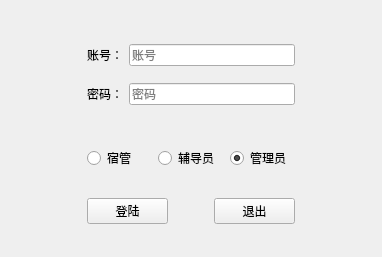
wo16pao/MS, file widget.ui: the form before one commit.
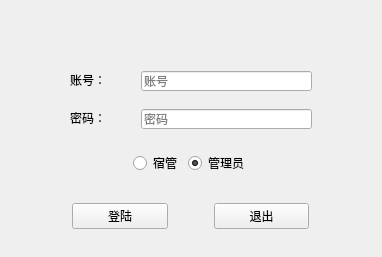
The form after the commit.

Patch:
```diff
--- a/widget.ui
+++ b/widget.ui
@@ -13,25 +13,15 @@
   <property name="windowTitle">
    <string>Widget</string>
   </property>
-  <layout class="QGridLayout" name="gridLayout_2">
-   <item row="0" column="0">
-    <spacer name="horizontalSpacer">
-     <property name="orientation">
-      <enum>Qt::Horizontal</enum>
-     </property>
-     <property name="sizeType">
-      <enum>QSizePolicy::Fixed</enum>
-     </property>
-     <property name="sizeHint" stdset="0">
-      <size>
-       <width>54</width>
-       <height>20</height>
-      </size>
-     </property>
-    </spacer>
-   </item>
-   <item row="0" column="1">
     <widget class="QWidget" name="widget" native="true">
+   <property name="geometry">
+    <rect>
+     <x>50</x>
+     <y>40</y>
+     <width>281</width>
+     <height>211</height>
+    </rect>
+   </property>
      <layout class="QVBoxLayout" name="verticalLayout">
       <item>
        <widget class="QWidget" name="widget_4" native="true">
@@ -41,16 +31,28 @@
           <verstretch>0</verstretch>
          </sizepolicy>
         </property>
-        <layout class="QGridLayout" name="gridLayout">
-         <item row="0" column="0">
           <widget class="QLabel" name="label">
+       <property name="geometry">
+        <rect>
+         <x>9</x>
+         <y>21</y>
+         <width>36</width>
+         <height>16</height>
+        </rect>
+       </property>
            <property name="text">
             <string>账号：</string>
            </property>
           </widget>
-         </item>
-         <item row="0" column="1">
           <widget class="QLineEdit" name="lineEdit_account">
+       <property name="geometry">
+        <rect>
+         <x>80</x>
+         <y>20</y>
+         <width>171</width>
+         <height>20</height>
+        </rect>
+       </property>
            <property name="sizePolicy">
             <sizepolicy hsizetype="Preferred" vsizetype="Fixed">
              <horstretch>6</horstretch>
@@ -61,16 +63,28 @@
             <string>账号</string>
            </property>
           </widget>
-         </item>
-         <item row="1" column="0">
           <widget class="QLabel" name="label_2">
+       <property name="geometry">
+        <rect>
+         <x>9</x>
+         <y>59</y>
+         <width>36</width>
+         <height>16</height>
+        </rect>
+       </property>
            <property name="text">
             <string>密码：</string>
            </property>
           </widget>
-         </item>
-         <item row="1" column="1">
           <widget class="QLineEdit" name="lineEdit_password">
+       <property name="geometry">
+        <rect>
+         <x>80</x>
+         <y>58</y>
+         <width>171</width>
+         <height>20</height>
+        </rect>
+       </property>
            <property name="echoMode">
             <enum>QLineEdit::Password</enum>
            </property>
@@ -78,8 +92,6 @@
             <string>密码</string>
            </property>
           </widget>
-         </item>
-        </layout>
        </widget>
       </item>
       <item>
@@ -91,8 +103,24 @@
          </sizepolicy>
         </property>
         <layout class="QHBoxLayout" name="horizontalLayout">
+       <item>
+        <spacer name="horizontalSpacer_4">
+         <property name="orientation">
+          <enum>Qt::Horizontal</enum>
+         </property>
+         <property name="sizeHint" stdset="0">
+          <size>
+           <width>40</width>
+           <height>20</height>
+          </size>
+         </property>
+        </spacer>
+       </item>
          <item>
           <widget class="QRadioButton" name="radioButton_aunt">
+         <property name="layoutDirection">
+          <enum>Qt::LeftToRight</enum>
+         </property>
            <property name="text">
             <string>宿管</string>
            </property>
@@ -101,13 +129,6 @@
            </property>
           </widget>
          </item>
-         <item>
-          <widget class="QRadioButton" name="radioButton_teacher">
-           <property name="text">
-            <string>辅导员</string>
-           </property>
-          </widget>
-         </item>
          <item>
           <widget class="QRadioButton" name="radioButton_admin">
            <property name="text">
@@ -118,6 +139,19 @@
            </property>
           </widget>
          </item>
+       <item>
+        <spacer name="horizontalSpacer_5">
+         <property name="orientation">
+          <enum>Qt::Horizontal</enum>
+         </property>
+         <property name="sizeHint" stdset="0">
+          <size>
+           <width>40</width>
+           <height>20</height>
+          </size>
+         </property>
+        </spacer>
+       </item>
         </layout>
        </widget>
       </item>
@@ -177,24 +211,6 @@
       </item>
      </layout>
     </widget>
-   </item>
-   <item row="0" column="2">
-    <spacer name="horizontalSpacer_2">
-     <property name="orientation">
-      <enum>Qt::Horizontal</enum>
-     </property>
-     <property name="sizeType">
-      <enum>QSizePolicy::Fixed</enum>
-     </property>
-     <property name="sizeHint" stdset="0">
-      <size>
-       <width>54</width>
-       <height>20</height>
-      </size>
-     </property>
-    </spacer>
-   </item>
-  </layout>
  </widget>
  <layoutdefault spacing="6" margin="11"/>
  <resources/>
```
Lines whose indentation alone changed are shown as unchanged.
